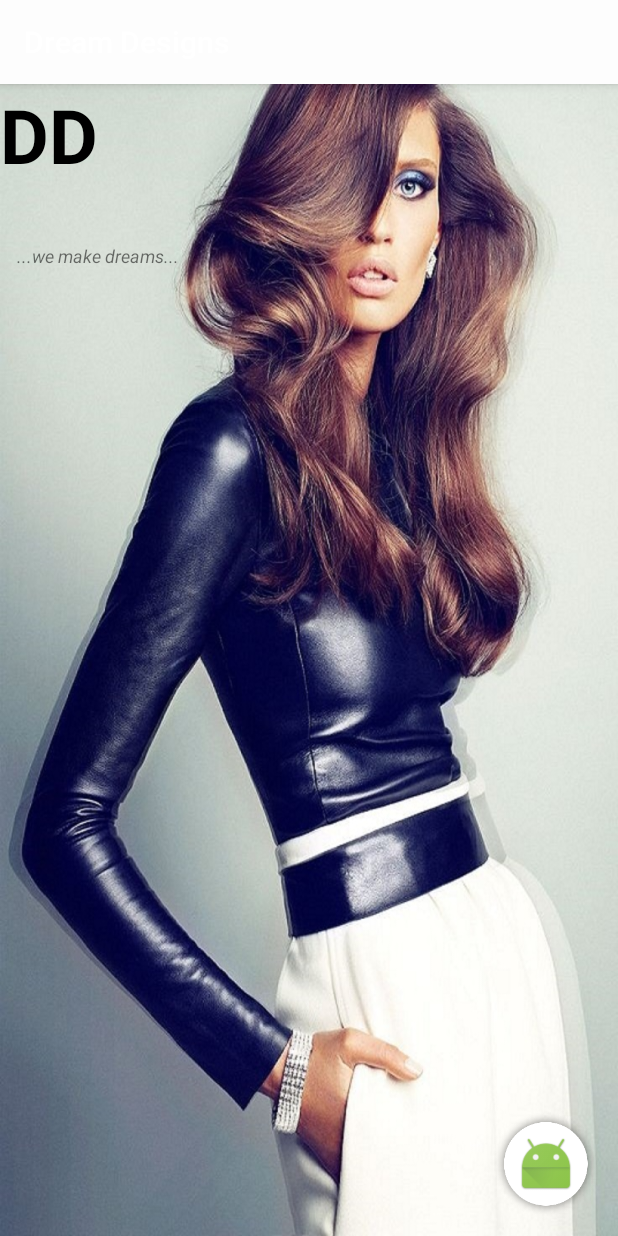
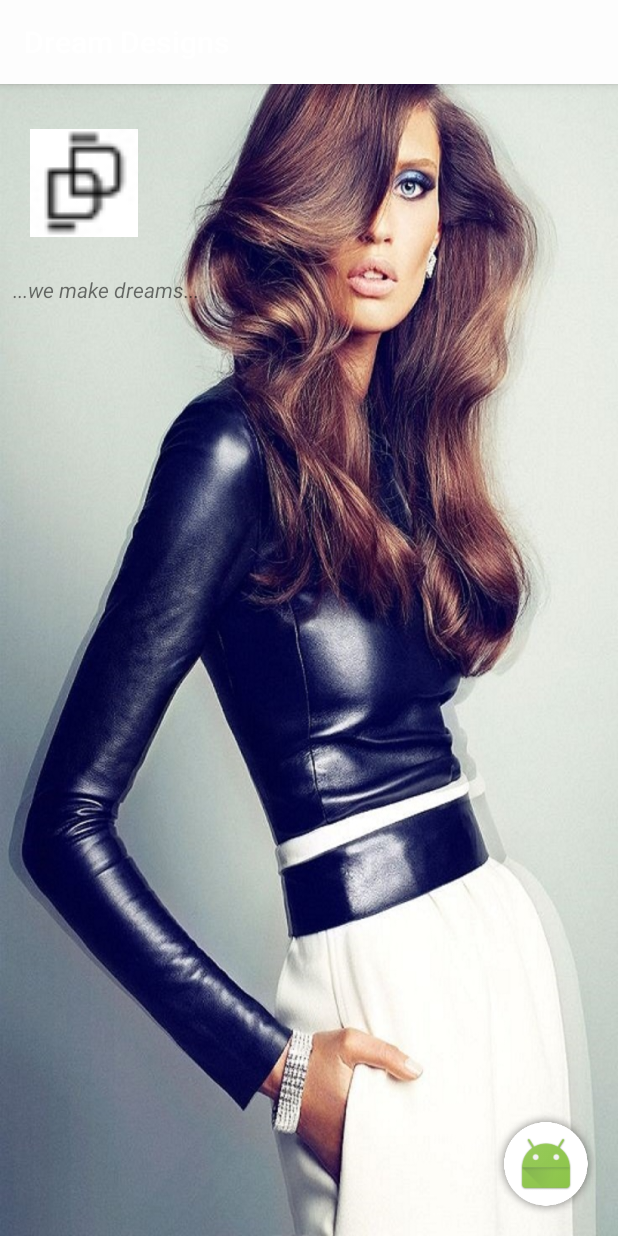
Before and after one commit to SeasonFour/DreamDesigns, an Android app: the screen it shows after launch (MainActivity), on a phone screen of 412 x 824 dp. Run offline under Robolectric (Android 15) with nearby library versions, the phone set to English and light mode, and no system bars.

Commit message:
MainActivity Layout: Logo Added; Styling complete

```diff
--- a/FAM/app/src/main/res/layout/activity_main.xml
+++ b/FAM/app/src/main/res/layout/activity_main.xml
@@ -1,11 +1,11 @@
 <?xml version="1.0" encoding="utf-8"?>
 
 
-<RelativeLayout
-    xmlns:android="http://schemas.android.com/apk/res/android"
+<RelativeLayout xmlns:android="http://schemas.android.com/apk/res/android"
     xmlns:fab="http://schemas.android.com/apk/res-auto"
     android:layout_width="match_parent"
-    android:layout_height="match_parent">
+    android:layout_height="match_parent"
+    xmlns:tools="http://schemas.android.com/tools">
 
     <!--<com.github.clans.fab.FloatingActionMenu-->
         <!--android:id="@+id/menu"-->
@@ -46,42 +46,39 @@
     <ImageView
         android:layout_width="match_parent"
         android:layout_height="435dp"
-        android:id="@+id/imageView"
+        android:id="@+id/topImageView"
         android:layout_alignParentLeft="true"
         android:layout_alignParentStart="true"
         android:background="@drawable/top_image_min"
         android:baselineAlignBottom="true"
         android:layout_alignParentBottom="true"
-        android:layout_alignParentTop="true" />
+        android:layout_alignParentTop="true"
+        tools:ignore="ContentDescription"/>
+
+
+    <ImageView
+        android:layout_width="72dp"
+        android:layout_height="72dp"
+        android:layout_marginLeft="20dp"
+        android:layout_marginTop="30dp"
+        android:id="@+id/logo"
+        android:background="@drawable/logo_dd2"
+        tools:ignore="ContentDescription"/>
 
     <TextView
-        android:layout_width="130dp"
-        android:layout_height="50dp"
+        android:layout_width="140dp"
+        android:layout_height="30dp"
         android:text="@string/tag_line"
         android:id="@+id/tag_line"
-
-        android:layout_marginTop="22dp"
+        android:layout_marginTop="20dp"
         android:textStyle="italic"
         android:gravity="center"
-        android:textSize="12sp"
+        android:textSize="14sp"
         android:layout_below="@+id/logo"
         android:layout_alignParentLeft="true"
         android:layout_alignParentStart="true" />
 
-    <TextView
-        android:layout_width="wrap_content"
-        android:layout_height="wrap_content"
-        android:text="@string/logo"
-        android:id="@+id/logo"
-        android:layout_alignTop="@+id/logo"
-        android:layout_toLeftOf="@+id/logo"
-        android:layout_alignBottom="@+id/logo"
-        android:layout_alignParentLeft="true"
-        android:layout_alignParentStart="true"
-        android:textSize="50sp"
-        android:textStyle="bold|normal"
-        android:textColor="#000"
-        android:gravity="center" />
+
 
 
 </RelativeLayout>
```
